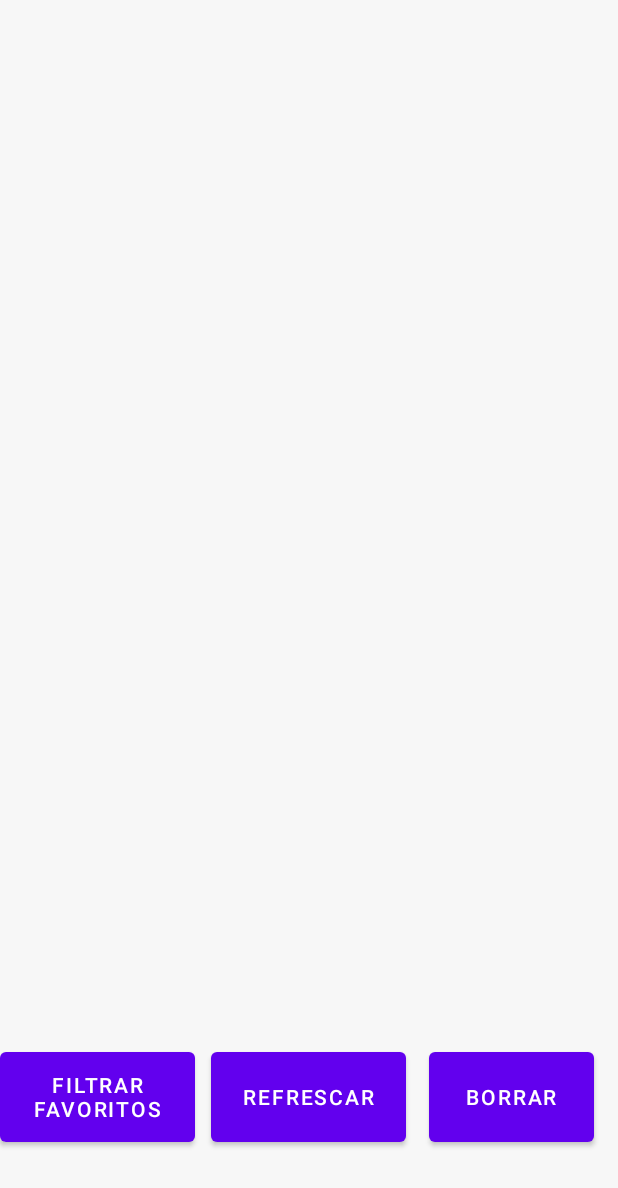
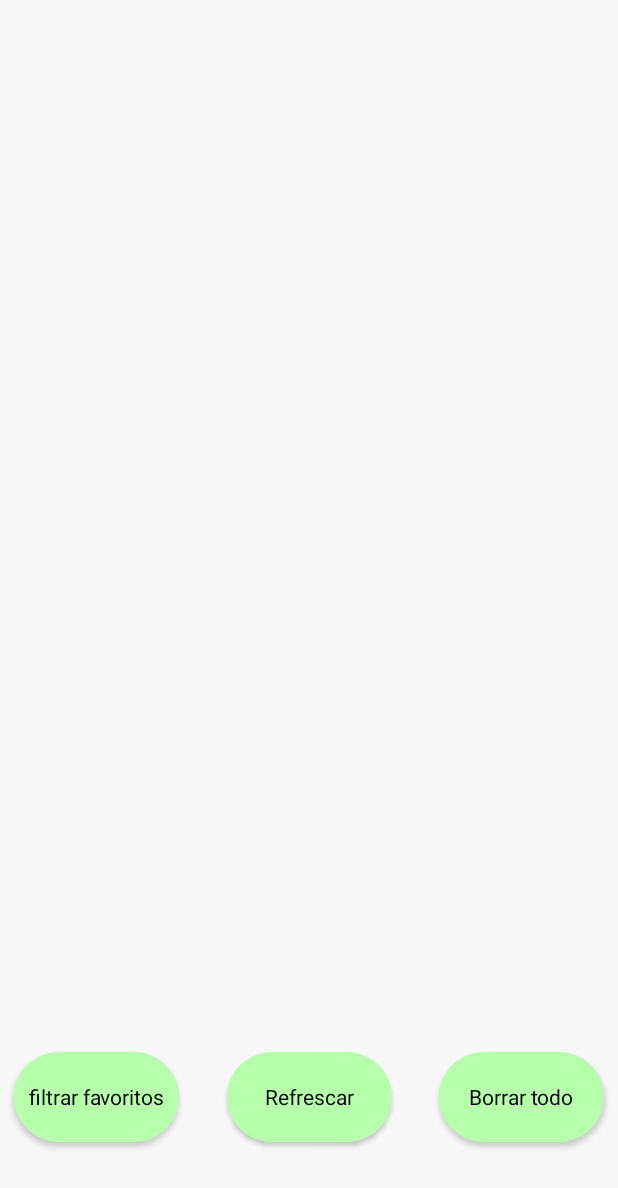
Before and after one commit to gamartinez4/examen_iniciales, an Android app: the screen it shows after launch (MainActivity), on a phone screen of 412 x 824 dp. Shown: the top 1188 px of the screen. Run offline under Robolectric (Android 15) with nearby library versions, the phone set to English and light mode, and no system bars; our stand-ins replace RxJava; libraries missing offline, so code that uses them is left out: io.realm, io.realm.kotlin; 3 statements that could not run were skipped.

Commit message:
se creo un estilo para los botones

```diff
--- a/app/src/main/java/com/example/examenandroid/Fragments/DetailsFragment.kt
+++ b/app/src/main/java/com/example/examenandroid/Fragments/DetailsFragment.kt
@@ -31,7 +31,7 @@ class DetailsFragment : Fragment() {
 
         val binding: FragmentDetailsBinding =
             DataBindingUtil.inflate(inflater, R.layout.fragment_details, container, false)
-        binding.response = post
+        binding.response = post!!
         binding.lifecycleOwner = this
         return binding.root
     }
@@ -60,6 +60,7 @@ class DetailsFragment : Fragment() {
                 post!!.isFavourite = true
                 r.insertOrUpdate(post!!)
             }
+            Navigation.findNavController(it).navigate(R.id.initFragment)
         }
     }
 
--- /dev/null
+++ b/app/src/main/res/drawable/btn_shape.xml
@@ -0,0 +1,8 @@
+<?xml version="1.0" encoding="utf-8"?>
+<shape
+    xmlns:app="http://schemas.android.com/apk/res-auto"
+    xmlns:android="http://schemas.android.com/apk/res/android">
+   <solid android:color="@color/verde_claro"/>
+    <corners android:radius="30dp"/>
+
+</shape>
--- a/app/src/main/res/layout/init_fragment.xml
+++ b/app/src/main/res/layout/init_fragment.xml
@@ -23,38 +23,41 @@
             android:elevation="50dp" />
     </ScrollView>
 
-    <Button
+    <androidx.appcompat.widget.AppCompatButton
         android:id="@+id/refrescar"
-        android:layout_width="130dp"
-        android:layout_height="72dp"
+        style="@style/EstiloBotones"
+        android:layout_width="110dp"
+        android:layout_height="60dp"
         android:text="Refrescar"
         app:layout_constraintBottom_toBottomOf="parent"
         app:layout_constraintEnd_toEndOf="parent"
-        app:layout_constraintHorizontal_bias="0.498"
         app:layout_constraintStart_toStartOf="parent"
         app:layout_constraintTop_toBottomOf="@+id/scrollView2" />
 
-    <Button
+    <androidx.appcompat.widget.AppCompatButton
         android:id="@+id/borrar_todo"
+        style="@style/EstiloBotones"
         android:layout_width="110dp"
-        android:layout_height="72dp"
-        android:text="Borrar"
+        android:layout_height="60dp"
+        android:text="Borrar todo"
         app:layout_constraintBottom_toBottomOf="parent"
         app:layout_constraintEnd_toEndOf="parent"
-        app:layout_constraintHorizontal_bias="0.946"
+        app:layout_constraintHorizontal_bias="0.97"
         app:layout_constraintStart_toStartOf="parent"
         app:layout_constraintTop_toBottomOf="@+id/scrollView2"
         />
 
-    <Button
+    <androidx.appcompat.widget.AppCompatButton
         android:id="@+id/filtrar_fav"
-        android:layout_width="130dp"
-        android:layout_height="72dp"
+        style="@style/EstiloBotones"
+        android:layout_width="110dp"
+        android:layout_height="60dp"
         android:text="filtrar favoritos"
         app:layout_constraintBottom_toBottomOf="parent"
         app:layout_constraintEnd_toEndOf="parent"
-        app:layout_constraintHorizontal_bias="0.0"
+        app:layout_constraintHorizontal_bias="0.03"
         app:layout_constraintStart_toStartOf="parent"
-        app:layout_constraintTop_toBottomOf="@+id/scrollView2" />
+        app:layout_constraintTop_toBottomOf="@+id/scrollView2"
+        />
 
 </androidx.constraintlayout.widget.ConstraintLayout>
--- /dev/null
+++ b/app/src/main/res/values-v26/themes.xml
@@ -0,0 +1,5 @@
+<?xml version="1.0" encoding="utf-8"?>
+<resources>
+
+
+</resources>
--- a/app/src/main/res/values/colors.xml
+++ b/app/src/main/res/values/colors.xml
@@ -8,4 +8,5 @@
     <color name="black">#FF000000</color>
     <color name="white">#FFFFFFFF</color>
     <color name= "azul_claro">#FF9BE5FF</color>
+    <color name= "verde_claro">#FFB7FEAC</color>
 </resources>
--- a/app/src/main/res/values/themes.xml
+++ b/app/src/main/res/values/themes.xml
@@ -13,4 +13,13 @@
         <item name="android:statusBarColor" tools:targetApi="l">?attr/colorPrimaryVariant</item>
         <!-- Customize your theme here. -->
     </style>
+
+    <style name="EstiloBotones" parent="TextAppearance.AppCompat">
+        <item name="android:height">60dp</item>
+        <item name="android:width">120dp</item>
+        <item name="android:textColor">@color/black</item>
+        <item name="android:background">@drawable/btn_shape</item>
+        <item name="textAllCaps">false</item>
+    </style>
+
 </resources>
```
Also changed, not shown: app/src/main/res/layout/fragment_details.xml (+17 -14 lines).
